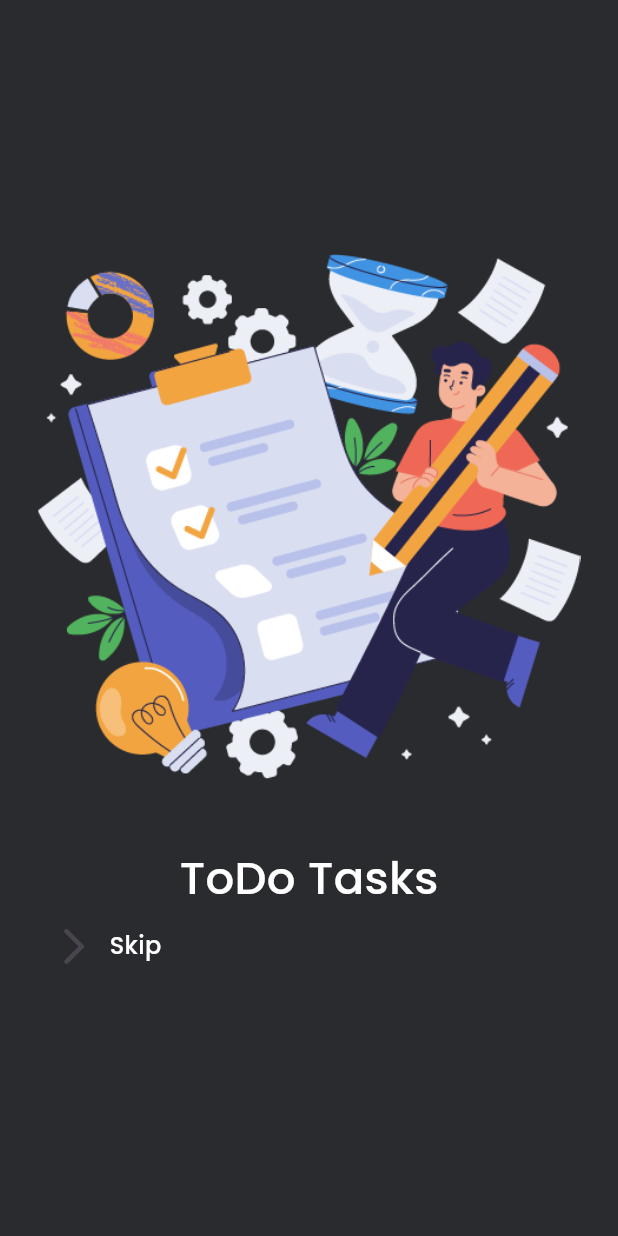
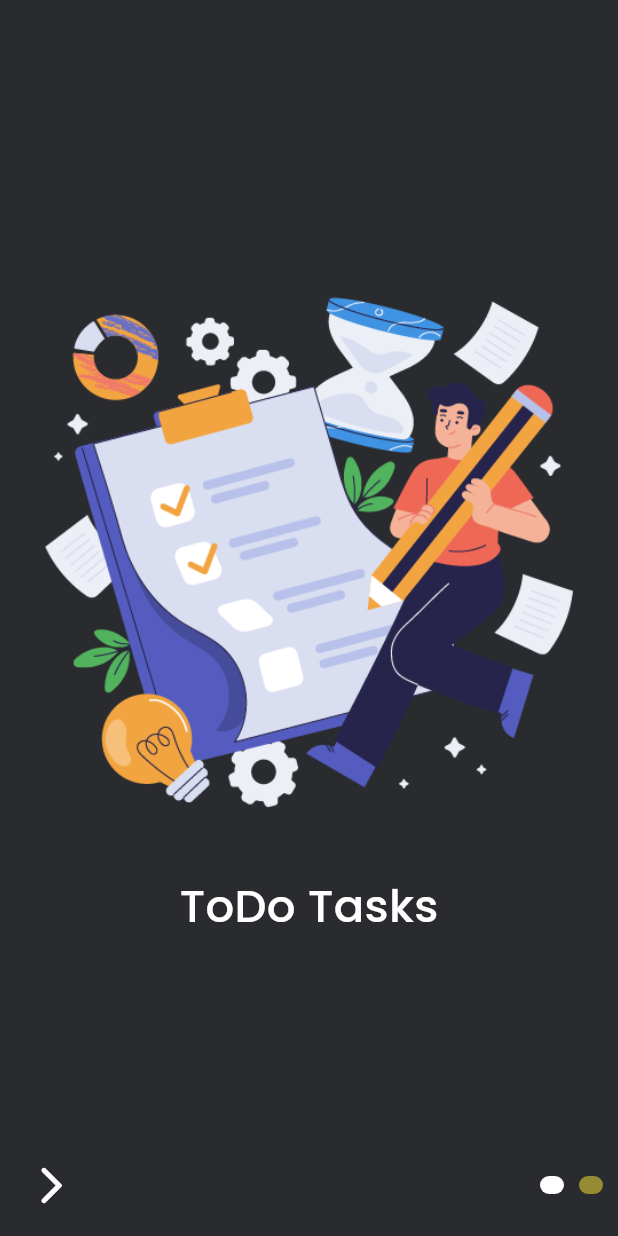
Before and after one commit to muntazir143/todo_riverpod, a Flutter app: the screen it shows after launch, after a tap on the "arrow forward ios" icon, on a phone screen of 412 x 824 dp. Run offline on Flutter 3.47's test engine with Material 3 defaults, Android fonts, the phone set to English and light mode, and no system bars; drawn by our look-alikes of smooth_page_indicator; our stand-ins replace flutter_screenutil, google_fonts.

Commit message:
onboarding screens

```diff
--- /dev/null
+++ b/lib/core/common/widgets/round_button.dart
@@ -0,0 +1,35 @@
+import 'package:flutter/material.dart';
+import 'package:google_fonts/google_fonts.dart';
+import 'package:todo_riverpod/core/res/color_res.dart';
+
+class RoundButton extends StatelessWidget {
+  const RoundButton(
+      {super.key, this.onPressed, required this.text, this.backgroundColour});
+
+  final VoidCallback? onPressed;
+  final String text;
+  final Color? backgroundColour;
+
+  @override
+  Widget build(BuildContext context) {
+    final size = MediaQuery.of(context).size;
+    return ElevatedButton(
+      style: ElevatedButton.styleFrom(
+        backgroundColor: ColorsRes.light,
+        minimumSize: Size(size.width * .9, size.height * .06),
+        shape: RoundedRectangleBorder(
+          borderRadius: BorderRadius.circular(12),
+        ),
+      ),
+      onPressed: onPressed,
+      child: Text(
+        text,
+        style: GoogleFonts.poppins(
+          fontSize: 18,
+          fontWeight: FontWeight.bold,
+          color: ColorsRes.darkBackground,
+        ),
+      ),
+    );
+  }
+}
--- a/lib/features/onboarding/views/onboarding_screen.dart
+++ b/lib/features/onboarding/views/onboarding_screen.dart
@@ -1,48 +1,64 @@
 import 'package:flutter/material.dart';
+import 'package:smooth_page_indicator/smooth_page_indicator.dart';
 import 'package:todo_riverpod/core/common/widgets/fading_text.dart';
-import 'package:todo_riverpod/core/common/widgets/white_space.dart';
-import 'package:todo_riverpod/core/res/image_res.dart';
+import 'package:todo_riverpod/core/res/color_res.dart';
+import 'package:todo_riverpod/features/onboarding/views/widgets/first_page.dart';
+import 'package:todo_riverpod/features/onboarding/views/widgets/second_page.dart';
 
-class OnBoardingScreen extends StatelessWidget {
+class OnBoardingScreen extends StatefulWidget {
   const OnBoardingScreen({super.key});
+
+  @override
+  State<OnBoardingScreen> createState() => _OnBoardingScreenState();
+}
+
+class _OnBoardingScreenState extends State<OnBoardingScreen> {
+  final pageController = PageController();
 
   @override
   Widget build(BuildContext context) {
     return Scaffold(
       body: SafeArea(
-        child: Padding(
-          padding: const EdgeInsets.symmetric(horizontal: 25),
-          child: Column(
-            mainAxisAlignment: MainAxisAlignment.center,
-            children: [
-              Image.asset(ImageRes.todo),
-              const WhiteSpace(height: 50),
-              const FadingText(
-                'ToDo Tasks',
-                textAlign: TextAlign.center,
-                fontSize: 30,
-                fontWeight: FontWeight.w500,
-              ),
-              Row(
+        child: Stack(
+          alignment: AlignmentDirectional.bottomCenter,
+          children: [
+            PageView(
+              controller: pageController,
+              children: const [
+                FirstPage(),
+                SecondPage(),
+              ],
+            ),
+            Padding(
+              padding: const EdgeInsets.symmetric(horizontal: 10)
+                  .copyWith(bottom: 10),
+              child: Row(
+                mainAxisAlignment: MainAxisAlignment.spaceBetween,
                 children: [
                   Row(
                     children: [
                       IconButton(
                         iconSize: 30,
                         onPressed: () {},
+                        color: ColorsRes.light,
                         icon: const Icon(Icons.arrow_forward_ios_rounded),
                       ),
-                      const FadingText(
-                        'Skip',
-                        fontSize: 16,
-                        fontWeight: FontWeight.w500,
-                      ),
                     ],
-                  )
+                  ),
+                  SmoothPageIndicator(
+                    controller: pageController,
+                    count: 2,
+                    effect: WormEffect(
+                      dotHeight: 12,
+                      spacing: 10,
+                      dotColor: Colors.yellow.withOpacity(.5),
+                      activeDotColor: ColorsRes.light,
+                    ),
+                  ),
                 ],
               ),
-            ],
-          ),
+            ),
+          ],
         ),
       ),
     );
--- /dev/null
+++ b/lib/features/onboarding/views/widgets/first_page.dart
@@ -0,0 +1,28 @@
+import 'package:flutter/material.dart';
+import 'package:todo_riverpod/core/common/widgets/fading_text.dart';
+import 'package:todo_riverpod/core/common/widgets/white_space.dart';
+import 'package:todo_riverpod/core/res/image_res.dart';
+
+class FirstPage extends StatelessWidget {
+  const FirstPage({super.key});
+
+  @override
+  Widget build(BuildContext context) {
+    return Padding(
+      padding: const EdgeInsets.symmetric(horizontal: 30),
+      child: Column(
+        mainAxisAlignment: MainAxisAlignment.center,
+        children: [
+          Image.asset(ImageRes.todo),
+          const WhiteSpace(height: 50),
+          const FadingText(
+            'ToDo Tasks',
+            textAlign: TextAlign.center,
+            fontSize: 30,
+            fontWeight: FontWeight.w500,
+          ),
+        ],
+      ),
+    );
+  }
+}
--- /dev/null
+++ b/lib/features/onboarding/views/widgets/second_page.dart
@@ -0,0 +1,26 @@
+import 'package:flutter/material.dart';
+import 'package:todo_riverpod/core/common/widgets/round_button.dart';
+import 'package:todo_riverpod/core/common/widgets/white_space.dart';
+import 'package:todo_riverpod/core/res/image_res.dart';
+
+class SecondPage extends StatelessWidget {
+  const SecondPage({super.key});
+
+  @override
+  Widget build(BuildContext context) {
+    return Padding(
+      padding: const EdgeInsets.symmetric(horizontal: 30),
+      child: Column(
+        mainAxisAlignment: MainAxisAlignment.center,
+        children: [
+          Image.asset(ImageRes.todo),
+          const WhiteSpace(height: 50),
+          RoundButton(
+            text: 'Login with phone',
+            onPressed: () {},
+          )
+        ],
+      ),
+    );
+  }
+}
```
